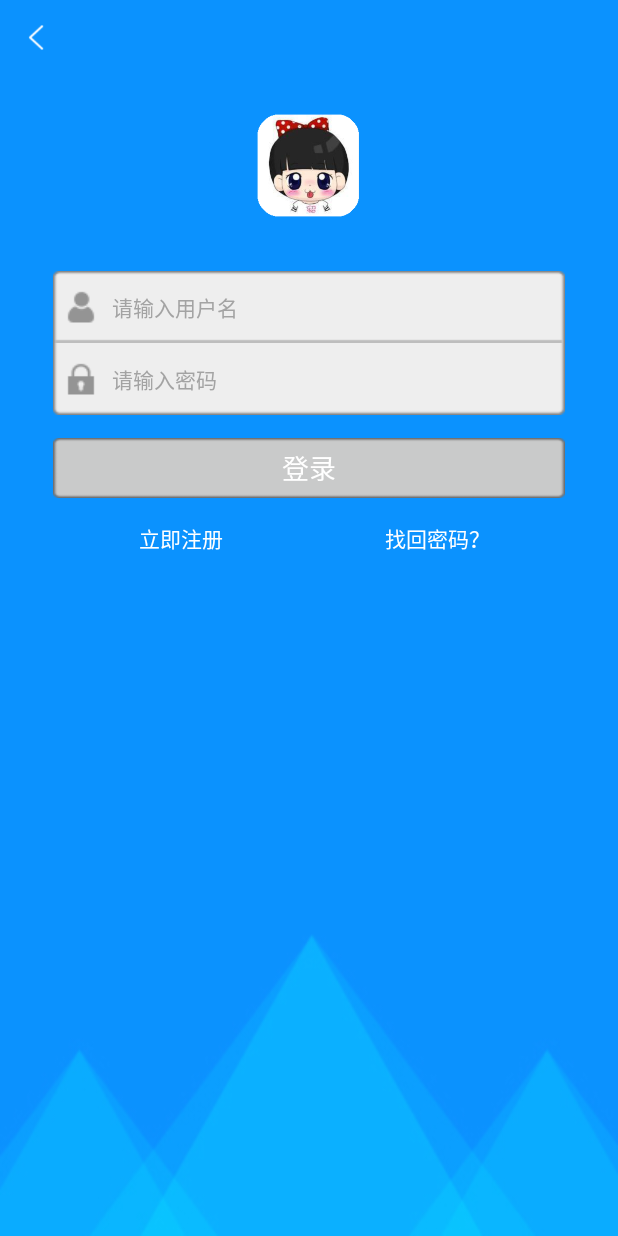
After one commit to 07160820ljl/Boxuegu_LS, an Android app: the layout activity_login.xml on its own in the app's theme, with its tools: preview values and no code run, on a phone screen of 412 x 824 dp. The commit adds this screen. Run offline under Robolectric (Android 15) with nearby library versions, the phone set to English and light mode, and no system bars.

Commit message:
3.3登录代码功能

```diff
--- a/app/src/main/AndroidManifest.xml
+++ b/app/src/main/AndroidManifest.xml
@@ -20,6 +20,8 @@
         </activity>
         <activity android:name=".activity.RegisterActivity">
         </activity>
+        <activity android:name=".activity.LoginActivity">
+        </activity>
     </application>
 
 </manifest>
--- /dev/null
+++ b/app/src/main/res/layout/activity_login.xml
@@ -0,0 +1,94 @@
+<?xml version="1.0" encoding="utf-8"?>
+<LinearLayout
+    xmlns:android="http://schemas.android.com/apk/res/android"
+    android:layout_width="match_parent"
+    android:layout_height="match_parent"
+    android:background="@drawable/login_bg"
+    android:orientation="vertical">
+    <include layout="@layout/main_title_bar"/>
+    <ImageView
+        android:id="@+id/iv_head"
+        android:layout_width="70dp"
+        android:layout_height="70dp"
+        android:layout_marginTop="25dp"
+        android:layout_gravity="center_horizontal"
+        android:background="@drawable/default_icon"/>
+    <EditText
+        android:id="@+id/et_user_name"
+        android:layout_width="fill_parent"
+        android:layout_height="48dp"
+        android:layout_marginTop="35dp"
+        android:layout_marginLeft="35dp"
+        android:layout_marginRight="35dp"
+        android:layout_gravity="center_horizontal"
+        android:background="@drawable/login_user_name_bg"
+        android:drawableLeft="@drawable/user_name_icon"
+        android:drawablePadding="10dp"
+        android:paddingLeft="8dp"
+        android:gravity="center_vertical"
+        android:hint="请输入用户名"
+        android:singleLine="true"
+        android:textColor="#000000"
+        android:textColorHint="#a3a3a3"
+        android:textSize="14sp"/>
+    <EditText
+        android:id="@+id/et_psw"
+        android:layout_width="fill_parent"
+        android:layout_height="48dp"
+        android:layout_marginLeft="35dp"
+        android:layout_marginRight="35dp"
+        android:layout_gravity="center_horizontal"
+        android:background="@drawable/login_psw_bg"
+        android:drawableLeft="@drawable/psw_icon"
+        android:drawablePadding="10dp"
+        android:paddingLeft="8dp"
+        android:hint="请输入密码"
+        android:inputType="textPassword"
+        android:singleLine="true"
+        android:textColor="#000000"
+        android:textColorHint="#a3a3a3"
+        android:textSize="14sp"/>
+    <Button
+        android:id="@+id/btn_login"
+        android:layout_width="fill_parent"
+        android:layout_height="40dp"
+        android:layout_marginTop="15dp"
+        android:layout_marginLeft="35dp"
+        android:layout_marginRight="35dp"
+        android:layout_gravity="center_horizontal"
+        android:background="@drawable/register_selector"
+        android:text="登录"
+        android:textColor="@android:color/white"
+        android:textSize="18sp"/>
+    <LinearLayout
+        android:layout_width="fill_parent"
+        android:layout_height="fill_parent"
+        android:layout_marginTop="8dp"
+        android:layout_marginLeft="35dp"
+        android:layout_marginRight="35dp"
+        android:gravity="center_horizontal"
+        android:orientation="horizontal">
+        <TextView
+            android:id="@+id/tv_register"
+            android:layout_width="0dp"
+            android:layout_height="wrap_content"
+            android:layout_weight="1"
+            android:gravity="center_horizontal"
+            android:padding="8dp"
+            android:text="立即注册"
+            android:textColor="@android:color/white"
+            android:textSize="14sp"/>
+        <TextView
+            android:id="@+id/tv_find_psw"
+            android:layout_width="0dp"
+            android:layout_height="wrap_content"
+            android:layout_weight="1"
+            android:gravity="center_horizontal"
+            android:padding="8dp"
+            android:text="找回密码？"
+            android:textColor="@android:color/white"
+            android:textSize="14sp"/>
+
+    </LinearLayout>
+
+</LinearLayout>
```
Also changed, not shown: app/src/main/java/cn/edu/gdmec/android/boxuegu/activity/LoginActivity.java (+125 -0 lines), app/src/main/res/drawable/login_bg.png (added), app/src/main/res/drawable/login_psw_bg.png (added), app/src/main/res/drawable/login_user_name_bg.png (added).
